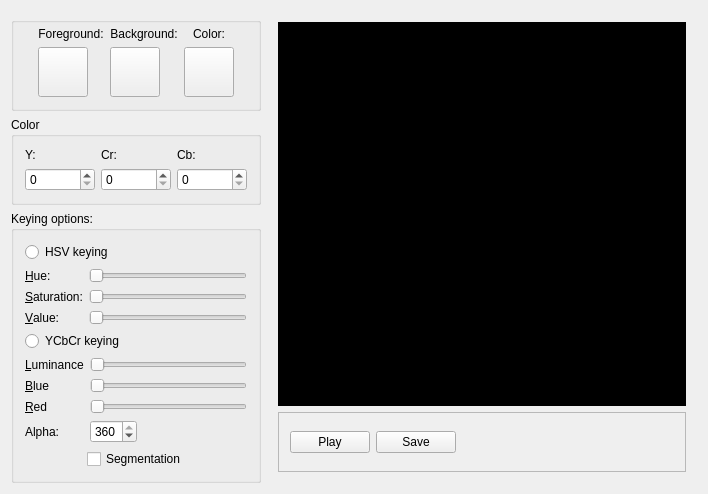
The window that mainwidget.ui (k8/ChromaKey) describes before a commit, drawn with Qt 5.
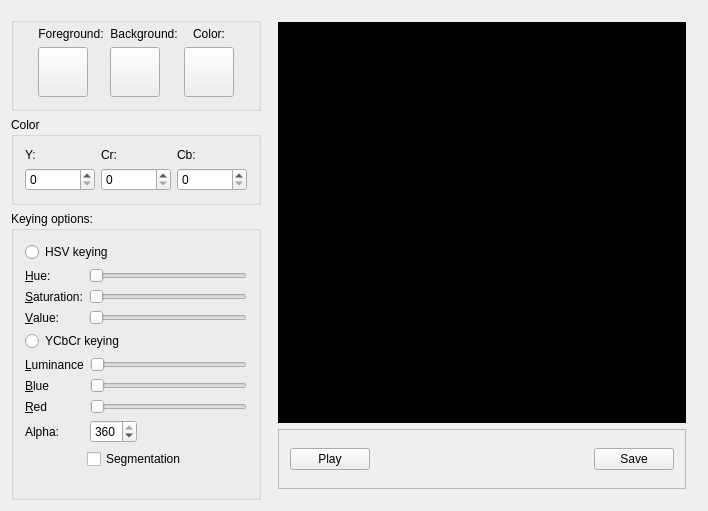
The same window after the commit. Custom widgets are drawn as their Qt base class.

```diff
--- a/mainwidget.ui
+++ b/mainwidget.ui
@@ -7,7 +7,7 @@
     <x>0</x>
     <y>0</y>
     <width>708</width>
-    <height>482</height>
+    <height>511</height>
    </rect>
   </property>
   <property name="sizePolicy">
@@ -939,6 +939,12 @@
         <layout class="QHBoxLayout" name="horizontalLayout_3">
          <item>
           <widget class="QPushButton" name="playPauseButton">
+           <property name="sizePolicy">
+            <sizepolicy hsizetype="Fixed" vsizetype="Fixed">
+             <horstretch>0</horstretch>
+             <verstretch>0</verstretch>
+            </sizepolicy>
+           </property>
            <property name="text">
             <string>Play</string>
            </property>
@@ -953,13 +959,6 @@
            </property>
           </widget>
          </item>
-         <item>
-          <widget class="QPushButton" name="saveButton">
-           <property name="text">
-            <string>Save</string>
-           </property>
-          </widget>
-         </item>
          <item>
           <spacer name="horizontalSpacer">
            <property name="orientation">
@@ -973,6 +972,13 @@
            </property>
           </spacer>
          </item>
+         <item>
+          <widget class="QPushButton" name="saveButton">
+           <property name="text">
+            <string>Save</string>
+           </property>
+          </widget>
+         </item>
         </layout>
        </widget>
       </item>
```
